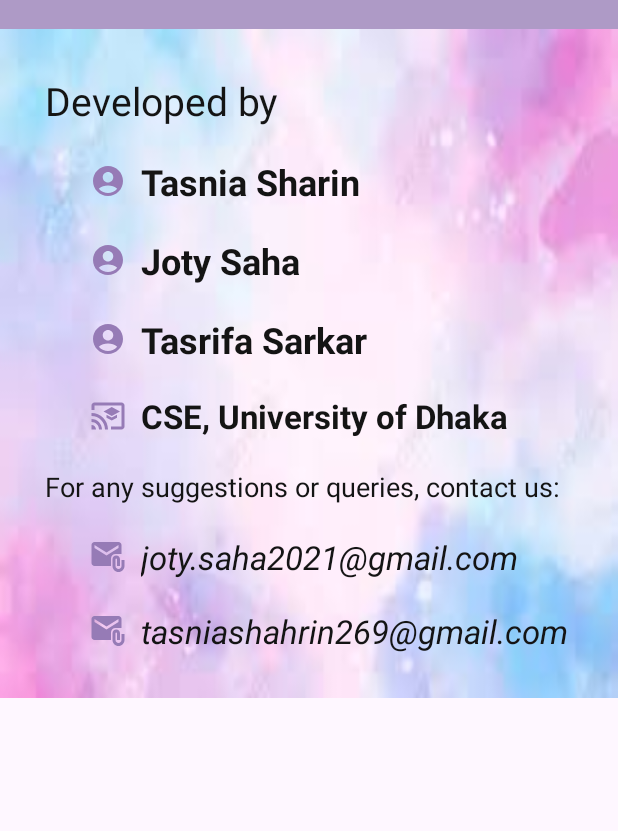
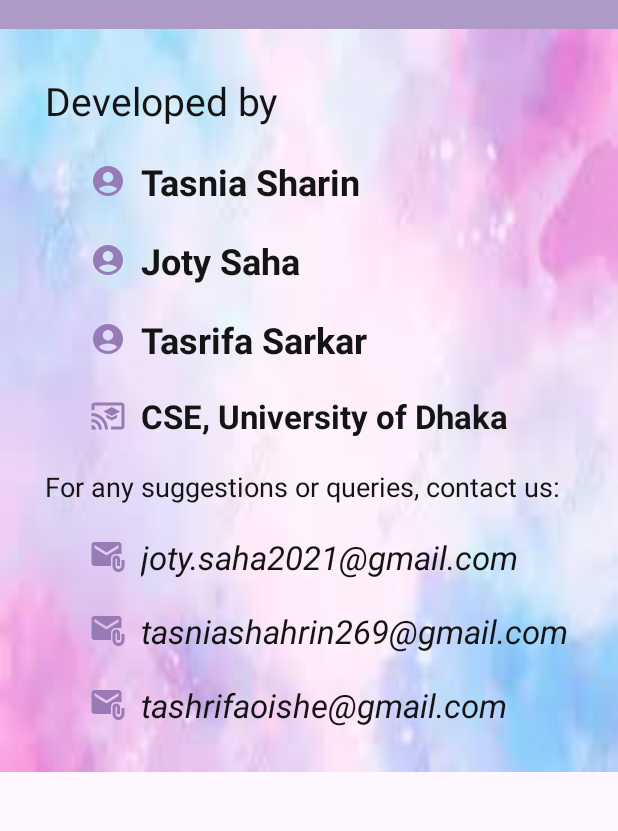
Before and after one commit to tasnia-shahrin/OJO-QUICKTALK, an Android app: the RateusActivity screen opened directly, with no data from a screen before it, on a phone screen of 412 x 824 dp, the part 84-915 px from its top. Run offline under Robolectric (Android 15) with nearby library versions, the phone set to English and light mode, and no system bars; our stand-ins replace Firebase (no records; nobody signed in at launch, a user with empty details on screens opened directly).

Commit message:
initial commit

```diff
--- a/OJOQuickTalk/app/src/main/java/com/example/ojoquicktalk/RateusActivity.java
+++ b/OJOQuickTalk/app/src/main/java/com/example/ojoquicktalk/RateusActivity.java
@@ -41,7 +41,7 @@
     DrawerLayout drawerLayout;
     NavigationView navigationView;
     Toolbar toolbar;
-    TextView ev,mail,mail2;
+    TextView ev,mail,mail2,mail3;
     LottieAnimationView lottie;
     @SuppressLint("MissingInflatedId")
     @Override
@@ -58,6 +58,7 @@
         ev= findViewById(R.id.subTitleTv);
         mail= findViewById(R.id.email);
         mail2=findViewById(R.id.email2);
+        mail3=findViewById(R.id.email3);
         ev.setText(email);
         lottie= findViewById(R.id.lottie);
 
@@ -99,6 +100,22 @@
                 }
             }
         });
+        mail3.setOnClickListener(new View.OnClickListener() {
+            @Override
+            public void onClick(View view) {
+                String sellerEmail= mail3.getText().toString();
+                Intent emailIntent = new Intent(Intent.ACTION_SENDTO);
+                emailIntent.setData(Uri.parse("mailto:" + sellerEmail)); // Set the email address
+                emailIntent.putExtra(Intent.EXTRA_SUBJECT, "Regarding the app"); // Set the email subject
+                emailIntent.putExtra(Intent.EXTRA_TEXT, "Hello, I am interested in your app."); // Set the email body
+                try {
+                    startActivity(Intent.createChooser(emailIntent, "Send Email"));
+                } catch (android.content.ActivityNotFoundException ex) {
+                    // Handle the case where no email client is installed on the device
+                    Toast.makeText(RateusActivity.this, "No email client installed.", Toast.LENGTH_SHORT).show();
+                }
+            }
+        });
     }
 
     @Override
--- a/OJOQuickTalk/app/src/main/res/layout/activity_rateus.xml
+++ b/OJOQuickTalk/app/src/main/res/layout/activity_rateus.xml
@@ -138,6 +138,18 @@
                 android:paddingStart="60dp"
                 android:textColor="@color/black"
                 android:textSize="22dp" />
+            <TextView
+                android:id="@+id/email3"
+                android:layout_width="wrap_content"
+                android:layout_height="wrap_content"
+                android:text="tashrifaoishe@gmail.com"
+                android:textStyle="italic"
+                android:drawableStart="@drawable/emaill"
+                android:drawablePadding="10dp"
+                android:padding="10dp"
+                android:paddingStart="60dp"
+                android:textColor="@color/black"
+                android:textSize="22dp" />
 
 
             <com.airbnb.lottie.LottieAnimationView
--- /dev/null
+++ b/OJOQuickTalk/app/src/main/res/values/ic_launcher_background.xml
@@ -0,0 +1,4 @@
+<?xml version="1.0" encoding="utf-8"?>
+<resources>
+    <color name="ic_launcher_background">#FFFFFF</color>
+</resources>
```
Also changed, not shown: OJOQuickTalk/app/src/main/ic_launcher-playstore.png (added), OJOQuickTalk/app/src/main/res/mipmap-hdpi/ic_launcher_foreground.webp (added), OJOQuickTalk/app/src/main/res/mipmap-mdpi/ic_launcher_foreground.webp (added), OJOQuickTalk/app/src/main/res/mipmap-xhdpi/ic_launcher_foreground.webp (added), OJOQuickTalk/app/src/main/res/mipmap-xxhdpi/ic_launcher_foreground.webp (added), OJOQuickTalk/app/src/main/res/mipmap-xxxhdpi/ic_launcher_foreground.webp (added).
